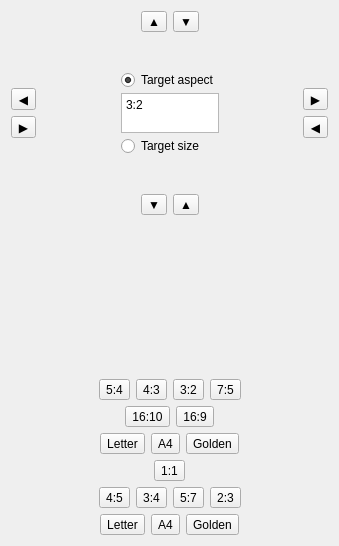
wagenadl/photohoard, file src/dlg/CropDialog.ui: the form before one commit.
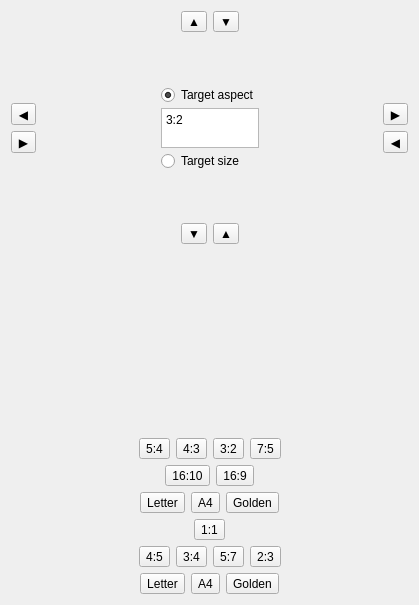
The form after the commit.

Diff of the .ui file:
```diff
--- a/src/dlg/CropDialog.ui
+++ b/src/dlg/CropDialog.ui
@@ -6,8 +6,8 @@
    <rect>
     <x>0</x>
     <y>0</y>
-    <width>339</width>
-    <height>546</height>
+    <width>419</width>
+    <height>605</height>
    </rect>
   </property>
   <property name="windowTitle">
@@ -154,6 +154,12 @@
       </item>
       <item>
        <widget class="QWidget" name="widget_10" native="true">
+        <property name="sizePolicy">
+         <sizepolicy hsizetype="Preferred" vsizetype="Minimum">
+          <horstretch>0</horstretch>
+          <verstretch>0</verstretch>
+         </sizepolicy>
+        </property>
         <layout class="QVBoxLayout" name="verticalLayout_4">
          <property name="spacing">
           <number>3</number>
@@ -193,7 +199,7 @@
          <item>
           <widget class="QPlainTextEdit" name="editor">
            <property name="sizePolicy">
-            <sizepolicy hsizetype="Ignored" vsizetype="Expanding">
+            <sizepolicy hsizetype="Ignored" vsizetype="MinimumExpanding">
              <horstretch>0</horstretch>
              <verstretch>0</verstretch>
             </sizepolicy>
```
Left out of the diff: 45 changed lines with no effect on the pictures.
